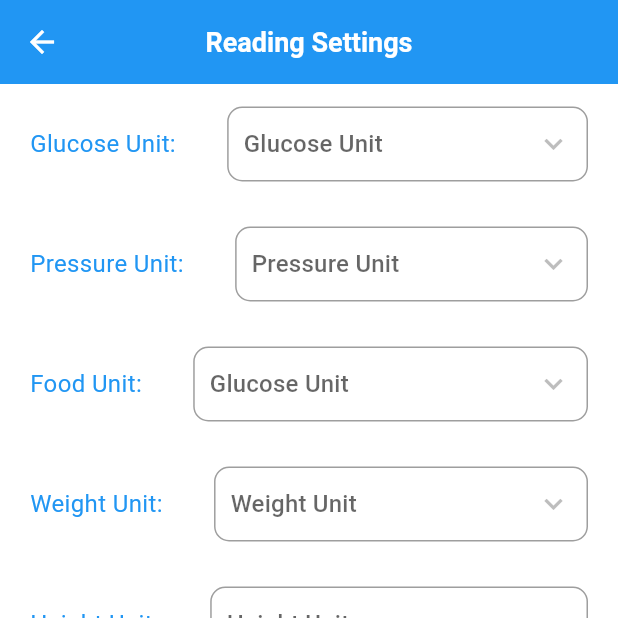
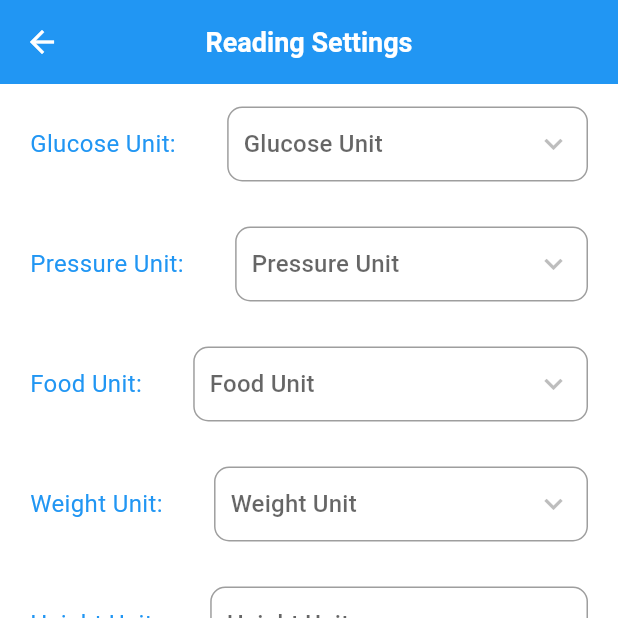
Before and after one commit to gulzarNabeel/gulzarNabeel, a Flutter app: the SettingsVC screen opened directly, on a phone screen of 412 x 824 dp, the top half of it. Run offline on Flutter 3.47's test engine with Material 3 defaults, Android fonts, the phone set to English and light mode, and no system bars; our stand-ins replace cloud_firestore, firebase_auth, firebase_core, firebase_remote_config, firebase_storage, image_cropper and 3 more; missing offline and left inert: country_calling_code_picker, dart:ffi; accounts and stored records are empty; statements that could not run were skipped.

Commit message:
no message

```diff
--- a/lib/Screens/Profile/DataContentVC.dart
+++ b/lib/Screens/Profile/DataContentVC.dart
@@ -612,7 +612,7 @@ class PrivacyAndPolicyBody extends StatelessWidget {
                     FormattedStringWithLink(
                         bold: "",
                         remaining: 'or ',
-                        NumberIn: '', urlString: 'mailto://gulzar.nabeel@gmail.com', link: 'gulzar.nabeel@gmail.com'),
+                        NumberIn: '', urlString: 'mailto:gulzar.nabeel@gmail.com', link: 'gulzar.nabeel@gmail.com'),
                   ],
                 ))),
         Padding(
--- a/lib/Screens/Profile/SettingsVC.dart
+++ b/lib/Screens/Profile/SettingsVC.dart
@@ -169,7 +169,7 @@ class _SettingsVCState extends State<SettingsVC> {
                                       child: Text(dropdownvalue.unit),
                                     );
                                   }).toList(),
-                                  hint: Text('Glucose Unit'),
+                                  hint: Text('Food Unit'),
                                   onChanged: (value) {
                                     UserLocal currentUser = Utility().getUserData();
                                     currentUser.foodUnit = totalUnits.food.firstWhere((element) => element.unit == value);
--- a/lib/Usables/Utility.dart
+++ b/lib/Usables/Utility.dart
@@ -92,7 +92,6 @@ class Utility {
     }
     this.prefs?.setStringList("userData", arrayString).whenComplete((){});
   }
-
   UserLocal getUserData() {
     List<String>? data = this.prefs?.getStringList('userData') as List<String>?;
     UserLocal myData = UserLocal(data?[0] ?? '', data?[1] ?? '', data?[2] ?? '', data?[3] ?? '', data?[4] ?? '', ((data?[5] ?? '').length > 0 ? new DateFormat('yyyy-MM-dd – hh:mm:ss').parse(data?[5] ?? '') : DateTime.now()),((data?[6] ?? '').length > 0 ? new DateFormat('yyyy-MM-dd').parse(data?[6] ?? '') : null),(data?[7] ?? '').length > 0 ? Gender.values.firstWhere((element) => element.toString() == 'Gender.' + (data?[7] ?? '')) : null,Units({"unit" : (data?[8] ?? 'mg/dL').length > 0 ? (data?[8] ?? 'mg/dL') : 'mg/dL'}),Units({'unit' : (data?[9] ?? 'mmHg').length > 0 ? (data?[9] ?? 'mmHg') : 'mmHg'}),Units({'unit' : (data?[10] ?? 'grams').length > 0 ? (data?[10] ?? 'grams') :  'grams'}),Units({'unit' : (data?[11] ?? 'kg').length > 0 ? (data?[11] ?? 'kg') : 'kg'}),Units({'unit' : (data?[12] ?? 'cm').length > 0 ? (data?[12] ?? 'cm') : 'cm'}));
```
Also changed, not shown: lib/Screens/Profile/ProfileVC.dart (+7 -4 lines).
